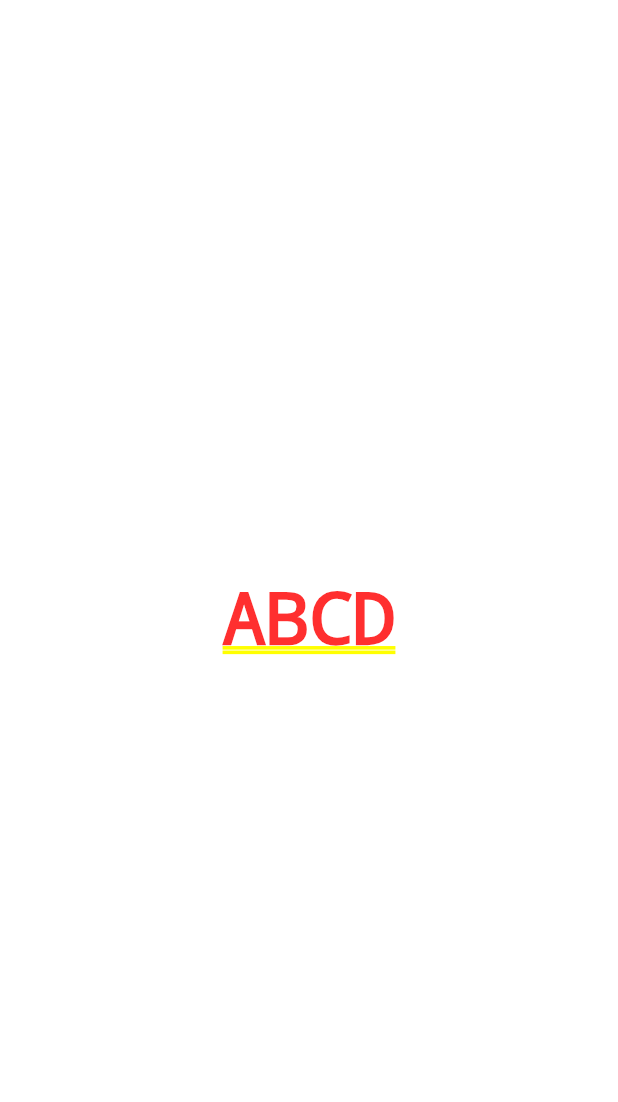
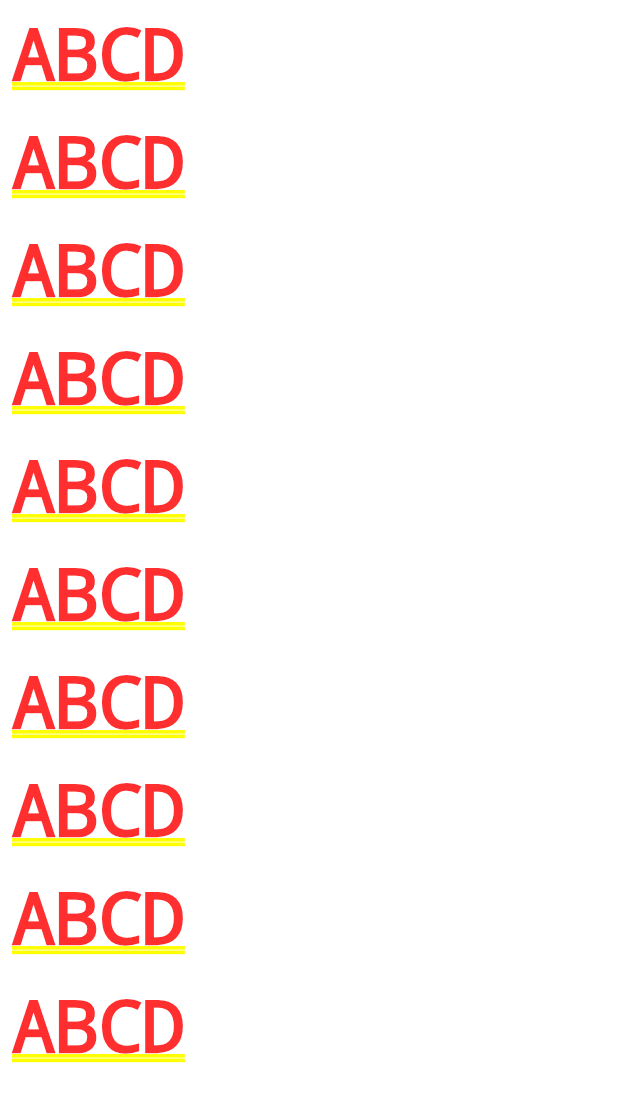
Before and after one commit to Samarth7212/Chat-App, a Flutter app: the screen it shows after launch, on a phone screen of 412 x 824 dp. Shown: the top 1102 px of the screen. Run offline on Flutter 3.47's test engine with Material 2 defaults, Android fonts, the phone set to English and light mode, and no system bars.

Commit message:
Added basic Screens.

```diff
--- /dev/null
+++ b/lib/Screens/auth_screen.dart
@@ -0,0 +1 @@
+import 'package:flutter/material.dart';
--- /dev/null
+++ b/lib/Screens/chat_screen.dart
@@ -0,0 +1,16 @@
+// ignore_for_file: use_key_in_widget_constructors
+
+import 'package:flutter/material.dart';
+
+class ChatScreen extends StatelessWidget {
+  @override
+  Widget build(BuildContext context) {
+    return ListView.builder(
+      itemBuilder: (context, index) => Container(
+        padding: const EdgeInsets.all(8),
+        child: const Text('ABCD'),
+      ),
+      itemCount: 10,
+    );
+  }
+}
--- a/lib/main.dart
+++ b/lib/main.dart
@@ -1,3 +1,4 @@
+import 'package:chat_app/Screens/chat_screen.dart';
 import 'package:flutter/material.dart';
 
 void main() => runApp(MyApp());
@@ -11,9 +12,7 @@ class MyApp extends StatelessWidget {
         colorScheme: ColorScheme.fromSwatch(primarySwatch: Colors.indigo)
             .copyWith(secondary: Colors.amber),
       ),
-      home: const Center(
-        child: Text('ABCD'),
-      ),
+      home: ChatScreen(),
     );
   }
 }
```
